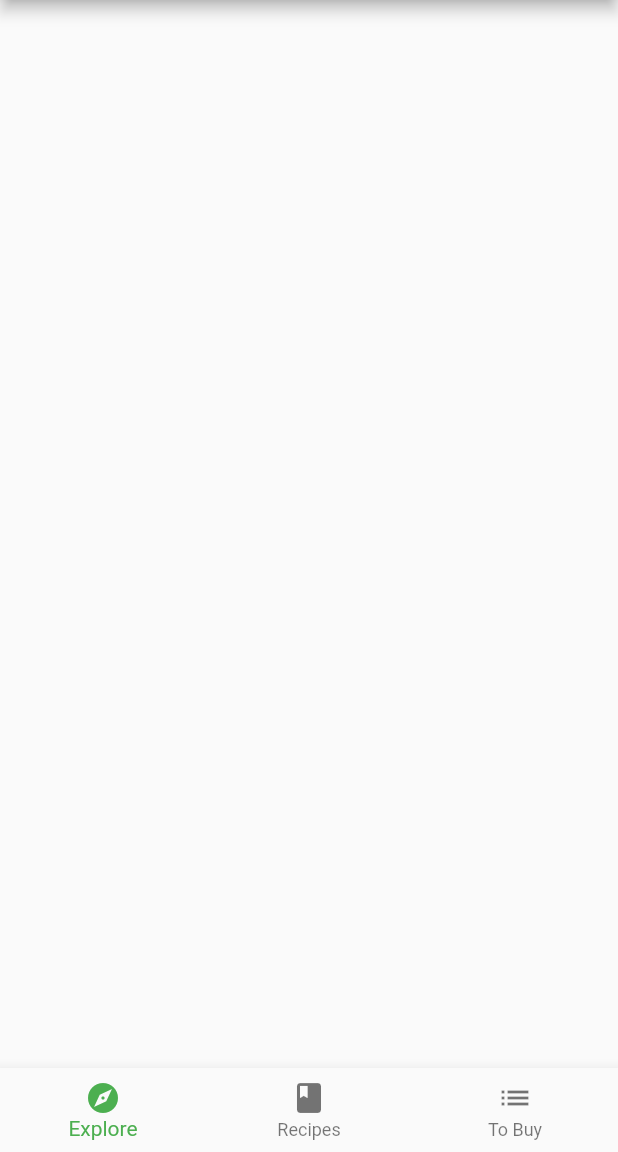
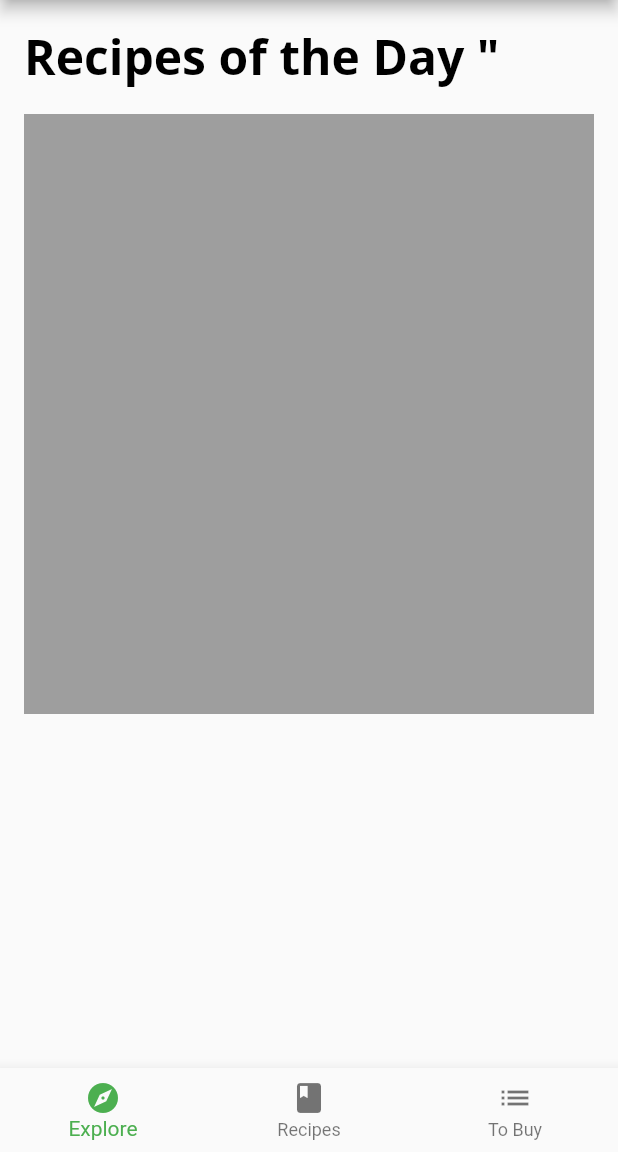
Before and after one commit to BD911-Coder/scrollable_widget2, a Flutter app: the screen it shows after launch, on a phone screen of 412 x 824 dp, the part 84-1236 px from its top. Run offline on Flutter 3.47's test engine with Material 2 defaults, Android fonts, the phone set to English and light mode, and no system bars; our stand-ins replace google_fonts.

Commit message:
New future added

```diff
--- a/lib/components/today_recipe_list_view.dart
+++ b/lib/components/today_recipe_list_view.dart
@@ -1,5 +1,6 @@
 import 'package:flutter/material.dart';
 import 'package:scrollable_widget/models/explore_recipe.dart';
+import 'package:scrollable_widget/models/models.dart';
 
 class TodayRecipeListView extends StatelessWidget {
   final List<ExploreRecipe> recipes;
@@ -8,6 +9,30 @@ class TodayRecipeListView extends StatelessWidget {
 
   @override
   Widget build(BuildContext context) {
-    return Container();
+    return Padding(
+      padding: const EdgeInsets.only(
+        left: 16,
+        right: 16,
+        top: 16,
+      ),
+// 4
+      child: Column(
+        crossAxisAlignment: CrossAxisAlignment.start,
+        children: [
+// 5
+          Text('Recipes of the Day " ',
+              style: Theme.of(context).textTheme.headline1),
+// 6
+          const SizedBox(height: 16),
+          // 7
+          Container(
+            height: 400,
+            // TODO: Add ListView Here
+            color: Colors.grey,
+          ),
+        ],
+      ),
+    );
   }
+  // TODO: Add buildCard() widget here  }
 }
```
